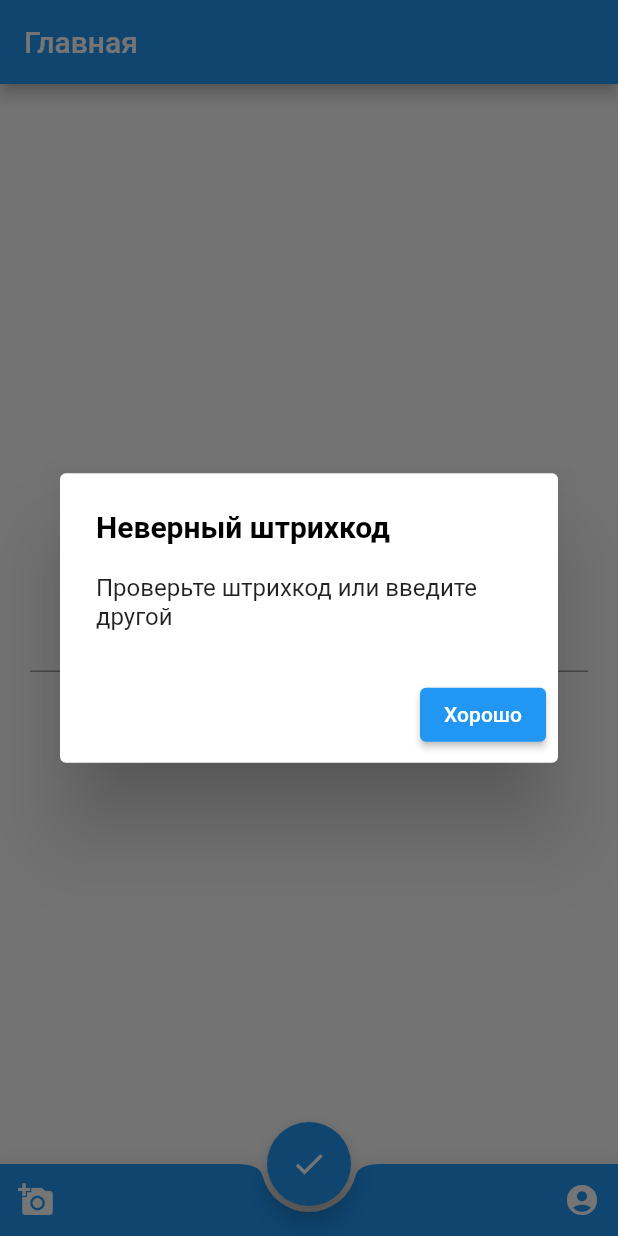
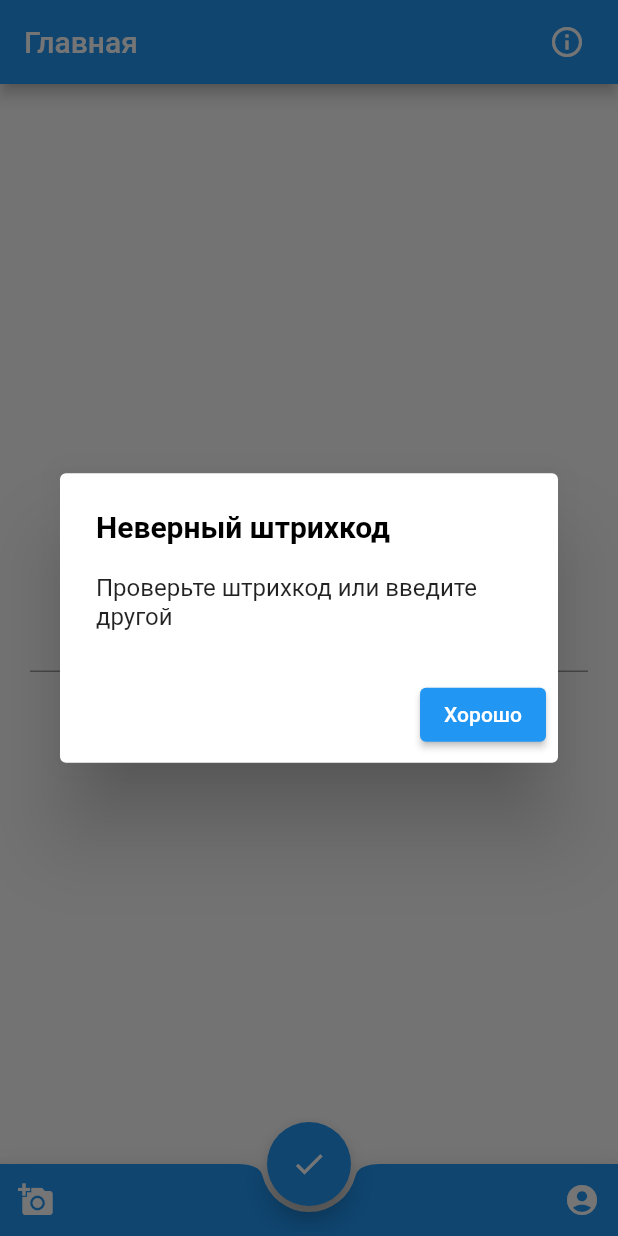
Before and after one commit to KodKio/book_scanner, a Flutter app: the screen it shows after launch, after a tap on the "check" icon, on a phone screen of 412 x 824 dp. Run offline on Flutter 3.47's test engine with Material 2 defaults, Android fonts, the phone set to English and light mode, and no system bars; our stand-ins replace shared_preferences; missing offline and left inert: postgres, scan.

```diff
--- a/lib/add_book_page.dart
+++ b/lib/add_book_page.dart
@@ -175,7 +175,7 @@ class _AddBookPageState extends State<AddBookPage> {
 
     final submitButton = ElevatedButton(
       onPressed: _makeBook,
-      child: const Text("Submit"),
+      child: const Text("Подтвердить"),
     );
 
     return Scaffold(
--- a/lib/main.dart
+++ b/lib/main.dart
@@ -1,3 +1,4 @@
+import 'package:book_scanner/about_page.dart';
 import 'package:book_scanner/add_review_page.dart';
 import 'package:book_scanner/database.dart';
 import 'package:book_scanner/edit_profile_page.dart';
@@ -52,6 +53,7 @@ class MyApp extends StatelessWidget {
         MyReviewsPage.routeName : (BuildContext context) => const MyReviewsPage(),
         ForgetPage.routeName : (BuildContext context) => const ForgetPage(),
         EditProfilePage.routeName : (BuildContext context) => const EditProfilePage(),
+        AboutPage.routeName : (BuildContext context) => const AboutPage()
       },
     );
   }
@@ -206,6 +208,18 @@ class _MyHomePageState extends State<MyHomePage> {
     return Scaffold(
       appBar: AppBar(
         title: Text(_title),
+        actions: [
+          Padding(
+              padding: EdgeInsets.only(right: 10),
+              child: IconButton(
+                icon: Icon(Icons.info_outline),
+                color: Colors.white,
+                onPressed: () => {
+                  Navigator.of(context).pushNamed(AboutPage.routeName)
+                },
+              )
+          )
+        ],
       ),
       body: Center(
         child: Column(
```
Also changed, not shown: lib/about_page.dart (added, +27 -0 lines).
